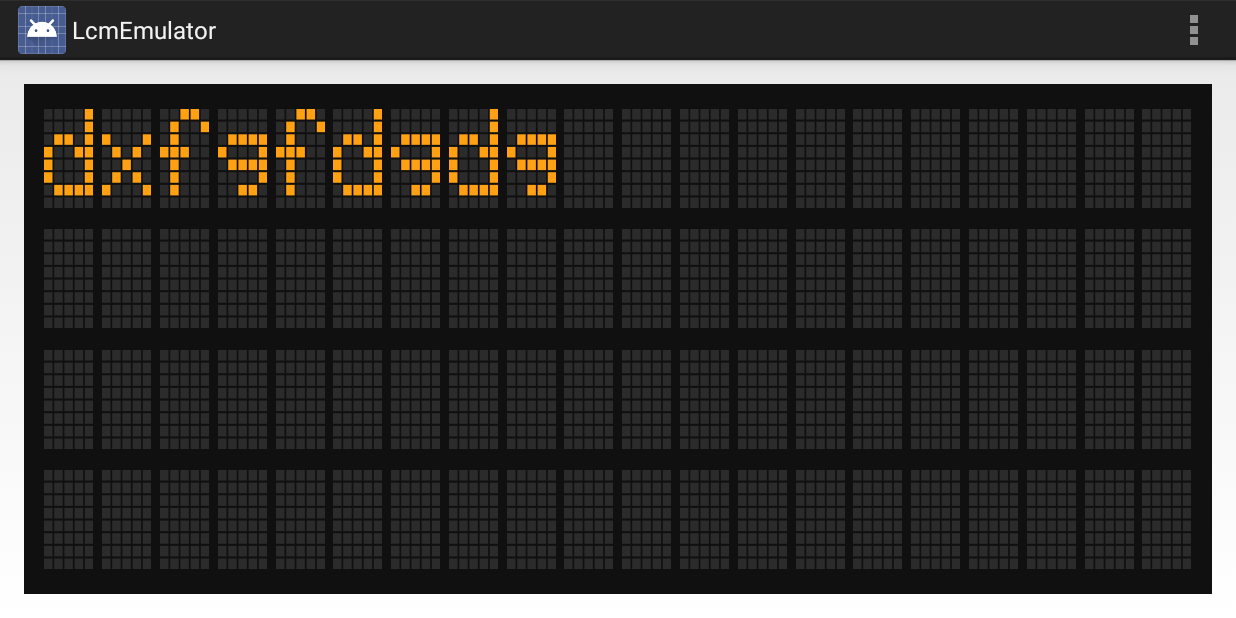
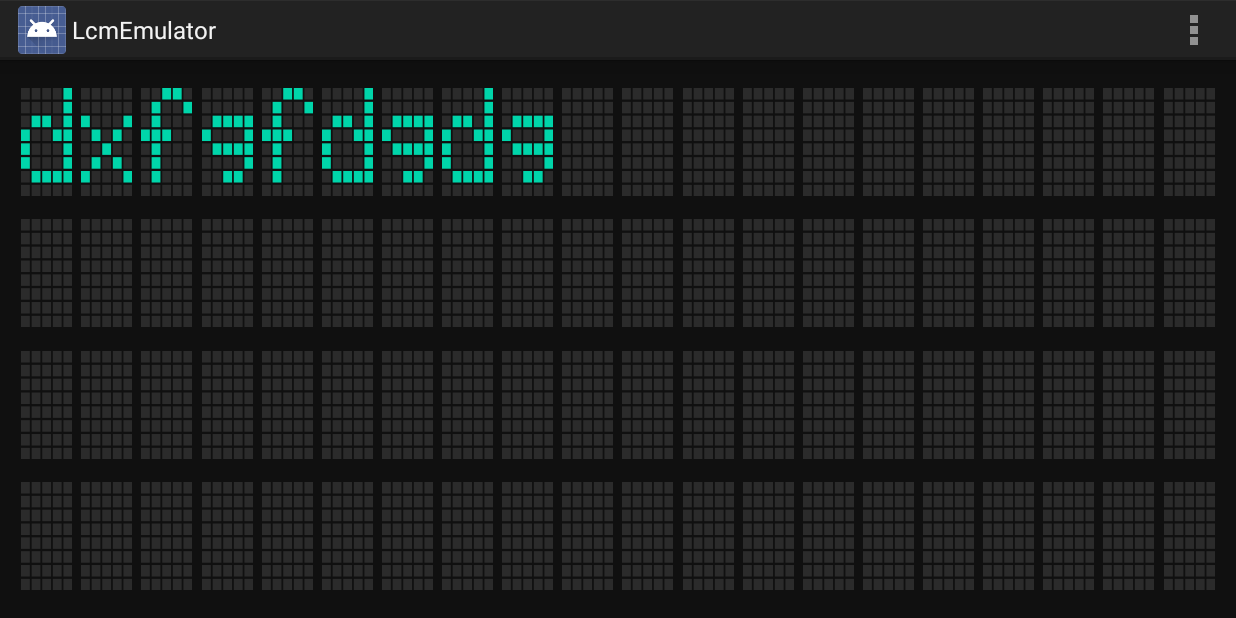
Before and after one commit to eeyrw/LcdEmulator, an Android app: the screen it shows after launch (MainActivity), on a phone screen of 824 x 412 dp (held sideways). Run offline under Robolectric (Android 15) with nearby library versions, the phone set to English and light mode, and no system bars.

Commit message:
New color.

```diff
--- a/app/src/main/res/layout/activity_main.xml
+++ b/app/src/main/res/layout/activity_main.xml
@@ -1,20 +1,24 @@
 <LinearLayout xmlns:android="http://schemas.android.com/apk/res/android"
+    xmlns:app="http://schemas.android.com/apk/res-auto"
     xmlns:tools="http://schemas.android.com/tools"
     android:layout_width="match_parent"
     android:layout_height="match_parent"
-    xmlns:app="http://schemas.android.com/apk/res-auto"
+    android:layout_margin="0sp"
+    android:keepScreenOn="true"
     android:orientation="vertical"
+    android:padding="0sp"
+    android:paddingLeft="@dimen/activity_horizontal_margin"
+    android:paddingTop="@dimen/activity_vertical_margin"
+    android:paddingRight="@dimen/activity_horizontal_margin"
     android:paddingBottom="@dimen/activity_vertical_margin"
-    android:paddingLeft="@dimen/activity_horizontal_margin"
-    android:paddingRight="@dimen/activity_horizontal_margin"
-    android:paddingTop="@dimen/activity_vertical_margin"
-    android:keepScreenOn="true"
     tools:context=".MainActivity">
 
     <com.yuan.lcmemulator.CharLcmView
         android:id="@+id/CHAR_LCD_VIEW"
         android:layout_width="match_parent"
         android:layout_height="match_parent"
+        android:layout_margin="0sp"
+        android:padding="0sp"
         app:lcdPanelColor="@color/LcdPanelColor"
         app:negativePixelColor="@color/NegetivePixelColor"
         app:positivePixelColor="@color/PostivePixelColor"
--- a/app/src/main/res/values/lcdColor.xml
+++ b/app/src/main/res/values/lcdColor.xml
@@ -1,6 +1,6 @@
 <?xml version="1.0" encoding="utf-8"?>
 <resources>
     <color name="NegetivePixelColor">#2B2B2B</color>
-    <color name="PostivePixelColor">#FFA113</color>
+    <color name="PostivePixelColor">#00D5AA</color>
     <color name="LcdPanelColor">#101010</color>
 </resources>
```
